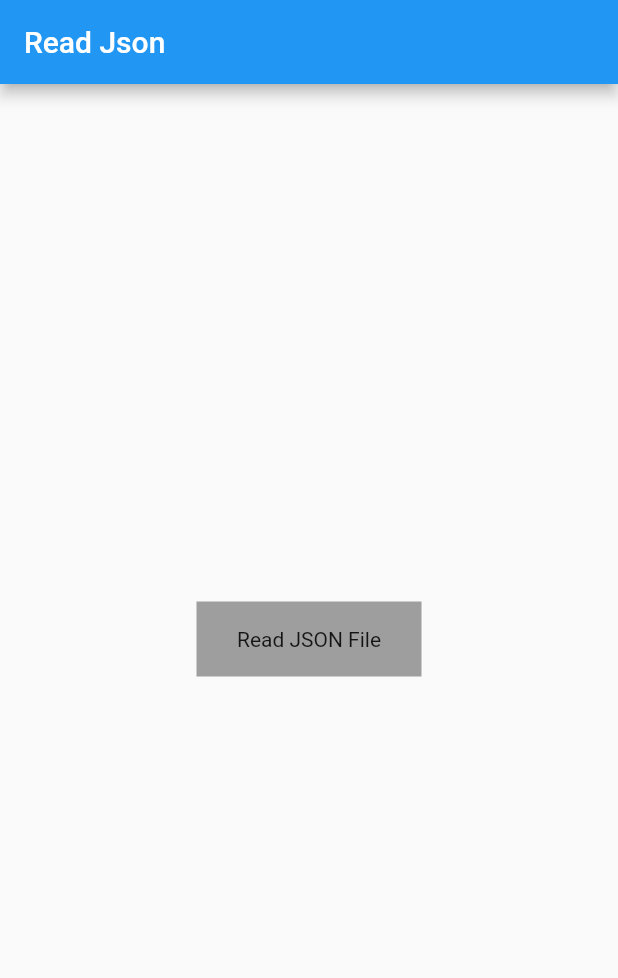
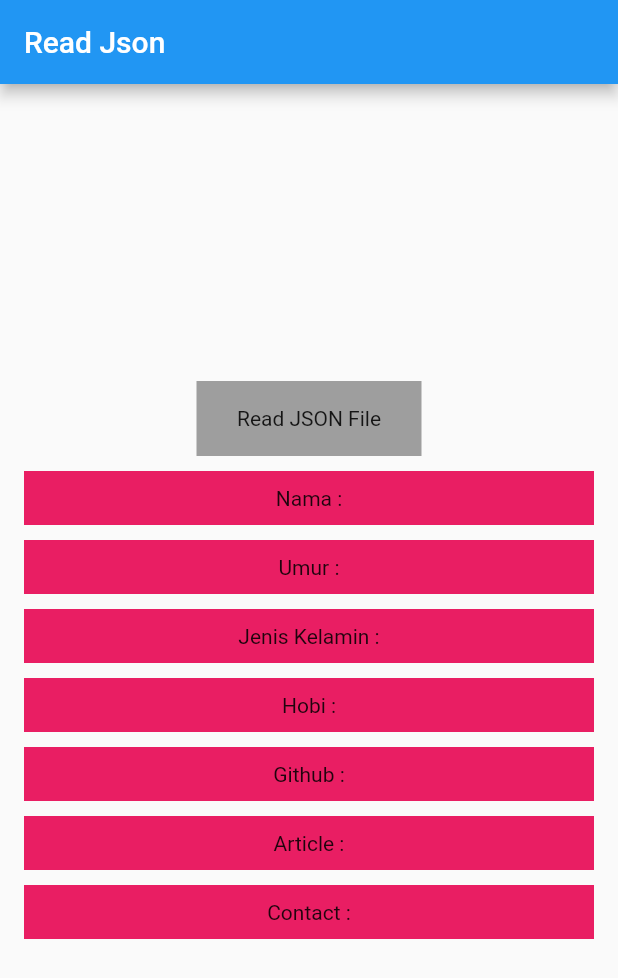
Before and after one commit to Tiaraa001/flutter, a Flutter app: the screen it shows after launch, on a phone screen of 412 x 824 dp. Shown: the top 978 px of the screen. Run offline on Flutter 3.47's test engine with Material 2 defaults, Android fonts, the phone set to English and light mode, and no system bars.

Commit message:
parsing2

```diff
--- a/parsing_ujikom/lib/main.dart
+++ b/parsing_ujikom/lib/main.dart
@@ -3,6 +3,7 @@ import 'dart:convert';
 import 'package:parsing_ujikom/sample_json.dart';
 import 'package:flutter/material.dart';
 import 'package:flutter/services.dart';
+import 'package:parsing_ujikom/profile.dart';
 
 void main() {
   runApp(const MyApp());
@@ -14,7 +15,7 @@ class MyApp extends StatelessWidget {
   @override
   Widget build(BuildContext context) {
     return const MaterialApp(
-      home: MyHomePage(),
+      home: profilePage(),
     );
   }
 }
@@ -62,7 +63,7 @@ class _MyHomePageState extends State<MyHomePage> {
                     child: Container(
                       height: 50,
                       width: 150,
-                      color: Colors.grey,
+                      color: Colors.yellow,
                       alignment: Alignment.center,
                       child: const Text("Read JSON File"),
                     ),
--- /dev/null
+++ b/parsing_ujikom/lib/profile.dart
@@ -0,0 +1,199 @@
+import 'dart:convert';
+
+import 'package:parsing_ujikom/sample_json.dart';
+import 'package:flutter/material.dart';
+import 'package:flutter/services.dart';
+import 'package:parsing_ujikom/profile.dart';
+
+void main() {
+  runApp(const MyApp());
+}
+
+class MyApp extends StatelessWidget {
+  const MyApp({Key? key}) : super(key: key);
+
+  @override
+  Widget build(BuildContext context) {
+    return const MaterialApp(
+      home: profilePage(),
+    );
+  }
+}
+
+class profilePage extends StatefulWidget {
+  const profilePage({Key? key}) : super(key: key);
+
+  @override
+  State<profilePage> createState() => _profilePageState();
+}
+
+class _profilePageState extends State<profilePage> {
+  Future _loadSampleJson() async {
+    String jsonString = await rootBundle.loadString("assets/sample.json");
+    final jsonData = json.decode(jsonString);
+    Sample sample = Sample.fromJson(jsonData);
+    setState(() {
+      // _jsonContent = sample.toString();
+      _name = sample.name.toString();
+      _age = sample.age.toString();
+      _gender = sample.gender.toString();
+      _hobi = sample.hobi.toString();
+      _github = sample.github.toString();
+      _articles = sample.articles.toString();
+      _contact = sample.contact.toString();
+    });
+  }
+
+  // late String _jsonContent = "";
+  late String _name = "";
+  late String _age = "";
+  late String _gender = "";
+  late String _hobi = "";
+  late String _github = "";
+  late String _articles = "";
+  late String _contact = "";
+
+  @override
+  Widget build(BuildContext context) {
+    return Scaffold(
+      appBar: AppBar(
+        title: const Text('Read Json'),
+      ),
+      body: SafeArea(
+        child: Padding(
+          padding: const EdgeInsets.all(16.0),
+          child: Column(
+            mainAxisAlignment: MainAxisAlignment.center,
+            mainAxisSize: MainAxisSize.max,
+            crossAxisAlignment: CrossAxisAlignment.stretch,
+            children: <Widget>[
+              Row(
+                mainAxisAlignment: MainAxisAlignment.center,
+                children: [
+                  GestureDetector(
+                    onTap: () {
+                      _loadSampleJson();
+                    },
+                    child: Container(
+                      height: 50,
+                      width: 150,
+                      color: Colors.grey,
+                      alignment: Alignment.center,
+                      child: const Text("Read JSON File"),
+                    ),
+                  ),
+                ],
+              ),
+              // Padding(
+              //   padding: const EdgeInsets.only(top: 12.0),
+              //   child: Text(
+              //     _jsonContent,
+              //     textAlign: TextAlign.center,
+              //   ),
+              // ),
+              Container(
+                width: 350,
+                margin: EdgeInsets.only(top: 10),
+                padding: EdgeInsets.all(10),
+                color: Colors.pink,
+                child: Column(
+                  children: [
+                    Text(
+                      "Nama : " + _name,
+                      textAlign: TextAlign.center,
+                    ),
+                  ],
+                ),
+              ),
+              Container(
+                width: 350,
+                margin: EdgeInsets.only(top: 10),
+                padding: EdgeInsets.all(10),
+                color: Colors.pink,
+                child: Column(
+                  children: [
+                    Text(
+                      "Umur : " + _age,
+                      textAlign: TextAlign.center,
+                    ),
+                  ],
+                ),
+              ),
+              Container(
+                width: 350,
+                margin: EdgeInsets.only(top: 10),
+                padding: EdgeInsets.all(10),
+                color: Colors.pink,
+                child: Column(
+                  children: [
+                    Text(
+                      "Jenis Kelamin : " + _gender,
+                      textAlign: TextAlign.center,
+                    ),
+                  ],
+                ),
+              ),
+              Container(
+                width: 350,
+                margin: EdgeInsets.only(top: 10),
+                padding: EdgeInsets.all(10),
+                color: Colors.pink,
+                child: Column(
+                  children: [
+                    Text(
+                      "Hobi : " + _hobi,
+                      textAlign: TextAlign.center,
+                    ),
+                  ],
+                ),
+              ),
+              Container(
+                width: 350,
+                margin: EdgeInsets.only(top: 10),
+                padding: EdgeInsets.all(10),
+                color: Colors.pink,
+                child: Column(
+                  children: [
+                    Text(
+                      "Github : " + _github,
+                      textAlign: TextAlign.center,
+                    ),
+                  ],
+                ),
+              ),
+               Container(
+                width: 350,
+                margin: EdgeInsets.only(top: 10),
+                padding: EdgeInsets.all(10),
+                color: Colors.pink,
+                child: Column(
+                  children: [
+                    Text(
+                      "Article : " + _articles,
+                      textAlign: TextAlign.center,
+                    ),
+                  ],
+                ),
+              ),
+               Container(
+                width: 350,
+                margin: EdgeInsets.only(top: 10),
+                padding: EdgeInsets.all(10),
+                color: Colors.pink,
+                child: Column(
+                  children: [
+                    Text(
+                      "Contact : " + _contact,
+                      textAlign: TextAlign.center,
+                    ),
+                  ],
+                ),
+              ),
+
+            ],
+          ),
+        ),
+      ),
+    );
+  }
+}
```
